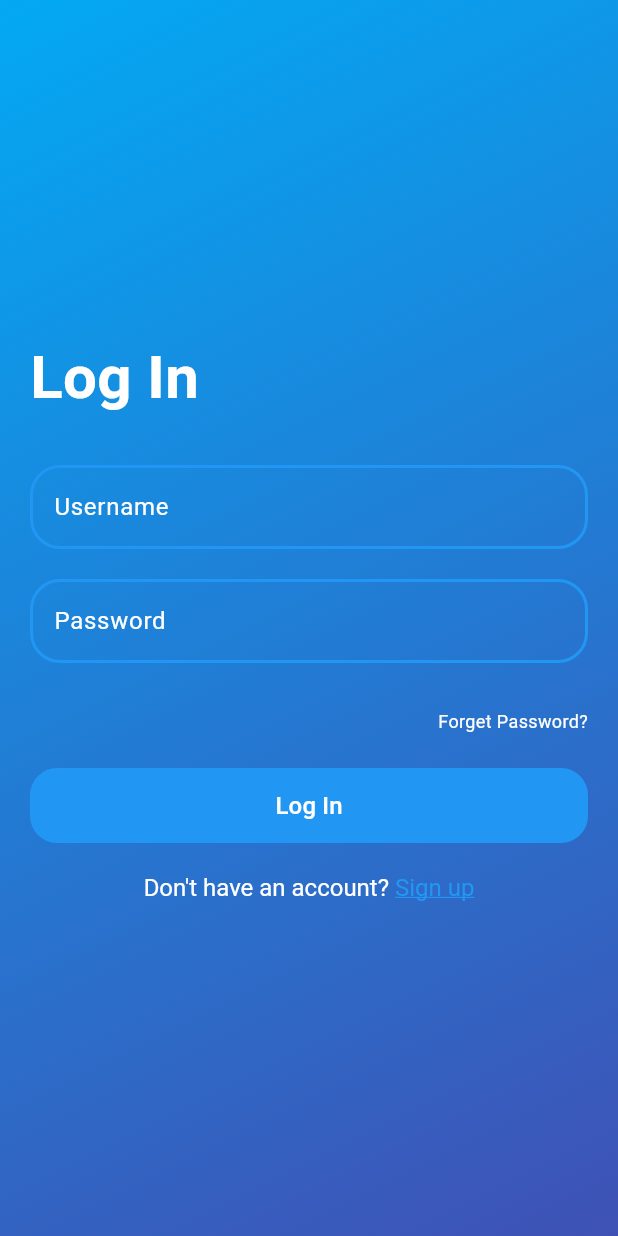
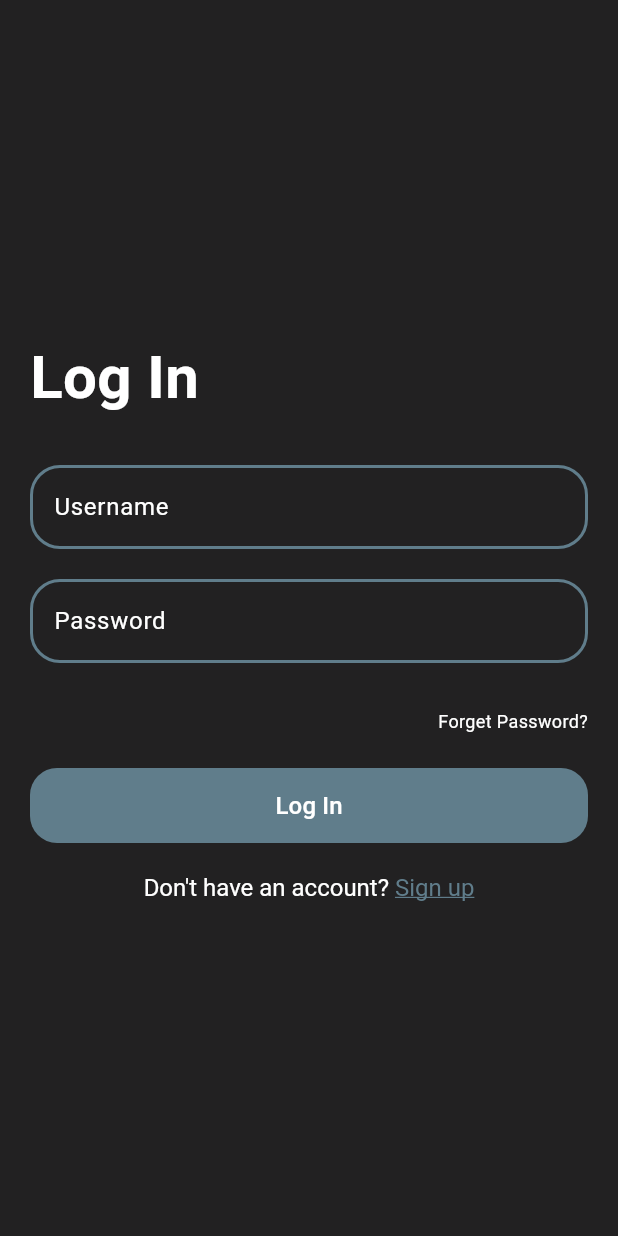
Before and after one commit to riskilinardi/ShiokWeather, a Flutter app: the screen it shows after launch, on a phone screen of 412 x 824 dp. Run offline on Flutter 3.47's test engine with Material 3 defaults, Android fonts, the phone set to English and light mode, and no system bars; our stand-ins replace curved_navigation_bar, flutter_map, gap, image_picker, latlong2, material_design_icons_flutter and 3 more; accounts and stored records are empty.

```diff
--- a/codemagic.yaml
+++ b/codemagic.yaml
@@ -6,8 +6,8 @@ workflows:
         name: iOS App
         environment:
             vars:
-                XCODE_WORKSPACE: "Trackery"
-                XCODE_SCHEME: "Trackery"
+                XCODE_WORKSPACE: "ShiokWeather"
+                XCODE_SCHEME: "ShiokWeather"
             xcode: latest
             cocoapods: default
         scripts:
--- a/lib/loginpage.dart
+++ b/lib/loginpage.dart
@@ -32,13 +32,7 @@ class _LoginPageState extends State<LoginPage> {
   Widget build(BuildContext context) {
     return Scaffold(
       body: Container(
-        decoration: BoxDecoration(
-          gradient: LinearGradient(
-            colors: [Colors.lightBlue, Colors.indigo],
-            begin: Alignment.topLeft,
-            end: Alignment.bottomRight,
-          ),
-        ),
+        color: Colors.black87,
         child: _page(),
       ),
     );
@@ -89,7 +83,7 @@ class _LoginPageState extends State<LoginPage> {
   }) {
     var border = OutlineInputBorder(
       borderRadius: BorderRadius.circular(20),
-      borderSide: const BorderSide(color: Colors.blue, width: 2),
+      borderSide: const BorderSide(color: Colors.blueGrey, width: 2),
     );
 
     return TextField(
@@ -120,7 +114,7 @@ class _LoginPageState extends State<LoginPage> {
       width: double.infinity,
       height: 50,
       decoration: BoxDecoration(
-        color: Colors.blue,
+        color: Colors.blueGrey,
         borderRadius: BorderRadius.circular(18),
       ),
       child: TextButton(
@@ -178,8 +172,9 @@ class _LoginPageState extends State<LoginPage> {
               text: "Sign up",
               style: TextStyle(
                 fontSize: 16,
-                color: Colors.blue,
+                color: Colors.blueGrey,
                 decoration: TextDecoration.underline,
+                decorationColor: Colors.blueGrey
               ),
             ),
           ],
```
Also changed, not shown: pubspec.yaml (+10 -6 lines), assets/icon/icon.png (added), pubspec.lock, 18 other files.
